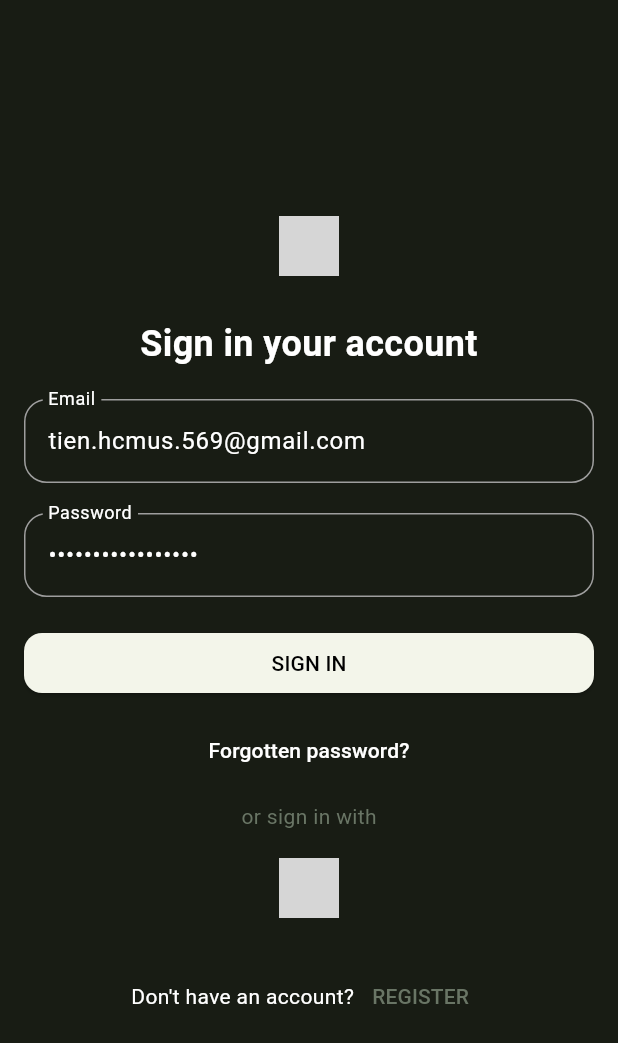
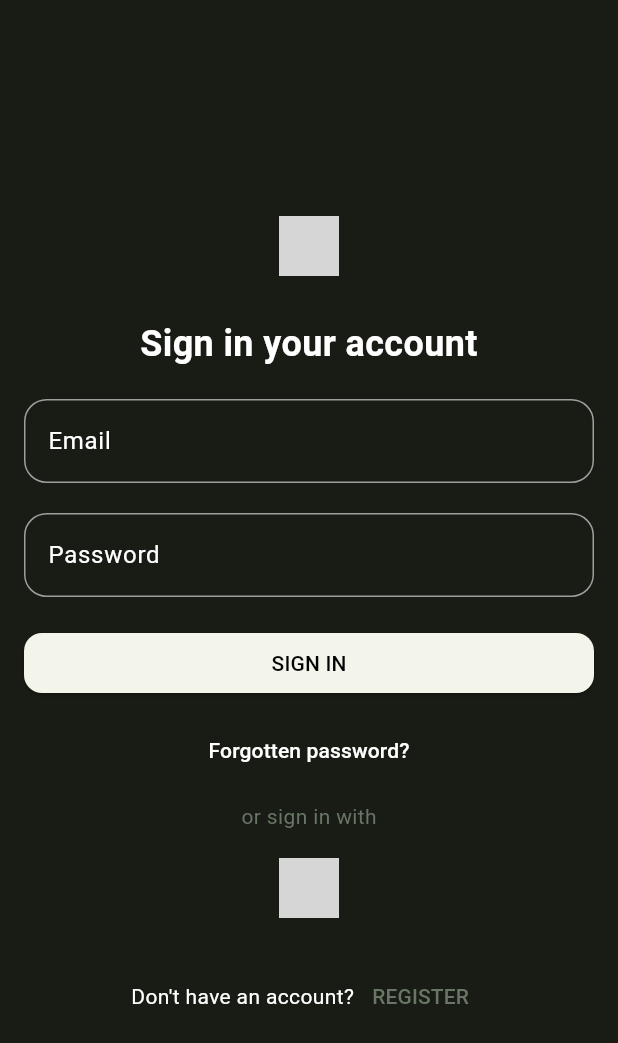
Before and after one commit to Advanced-Mobile-213/Final-project, a Flutter app: the screen it shows after launch, on a phone screen of 412 x 824 dp. Shown: the top 1043 px of the screen. Run offline on Flutter 3.47's test engine with Material 3 defaults, Android fonts, the phone set to English and light mode, and no system bars; our stand-ins replace dio, dropdown_button2, flutter_dotenv, flutter_markdown, font_awesome_flutter, gap and 5 more; missing offline and left inert: dart:ffi; accounts and stored records are empty; key blocks and very long unbroken strings in the code were emptied for the run; grey boxes are pictures that could not be loaded.

Commit message:
Close commit

```diff
--- a/lib/views/login/login_view.dart
+++ b/lib/views/login/login_view.dart
@@ -22,10 +22,10 @@ class LoginView extends StatefulWidget {
 
 class _LoginViewState extends State<LoginView> {
   final _formKey = GlobalKey<FormState>();
-  final emailController = TextEditingController(text: 'tien.hcmus.569@gmail.com');//tien123@gmail.com
+  final emailController = TextEditingController(text: '');//tien123@gmail.com //tien.hcmus.569@gmail.com
   //hoangquoc2106@gmail.com
   // final emailController = TextEditingController();
-  final passwordController = TextEditingController(text: 'Adv@ncedMobile213');//Adv@ncedMobile213
+  final passwordController = TextEditingController(text: '');//Adv@ncedMobile213
   // final passwordController = TextEditingController();
   bool isPasswordHidden = true;
   bool _isLoading = false; // Loading state
```
